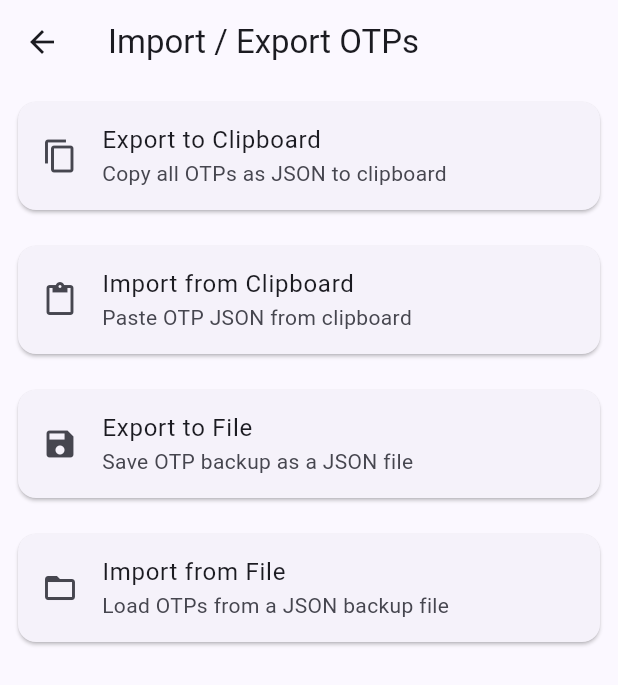
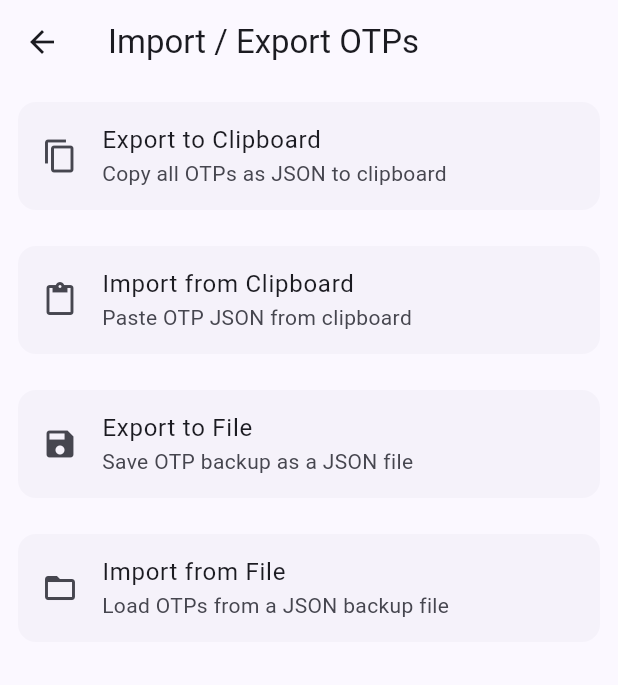
Before and after one commit to majidebraa/authenticator, a Flutter app: the screen it shows after launch, after a tap on the "import export" icon, on a phone screen of 412 x 824 dp. Shown: the top 685 px of the screen. Run offline on Flutter 3.47's test engine with Material 3 defaults, Android fonts, the phone set to English and light mode, and no system bars; our stand-ins replace file_picker, flutter_secure_storage, share_plus; missing offline and left inert: base32, mobile_scanner.

Commit message:
fix(otp): remove elevation

```diff
--- a/lib/import_export_screen.dart
+++ b/lib/import_export_screen.dart
@@ -113,6 +113,7 @@ class _ImportExportScreenState extends State<ImportExportScreen> {
       body: ListView(
         children: [
           Card(
+            elevation: 0,
             margin: const EdgeInsets.all(12),
             child: ListTile(
               leading: const Icon(Icons.copy),
@@ -122,6 +123,7 @@ class _ImportExportScreenState extends State<ImportExportScreen> {
             ),
           ),
           Card(
+            elevation: 0,
             margin: const EdgeInsets.all(12),
             child: ListTile(
               leading: const Icon(Icons.paste),
@@ -131,6 +133,7 @@ class _ImportExportScreenState extends State<ImportExportScreen> {
             ),
           ),
           Card(
+            elevation: 0,
             margin: const EdgeInsets.all(12),
             child: ListTile(
               leading: const Icon(Icons.save),
@@ -140,6 +143,7 @@ class _ImportExportScreenState extends State<ImportExportScreen> {
             ),
           ),
           Card(
+            elevation: 0,
             margin: const EdgeInsets.all(12),
             child: ListTile(
               leading: const Icon(Icons.folder_open),
```
